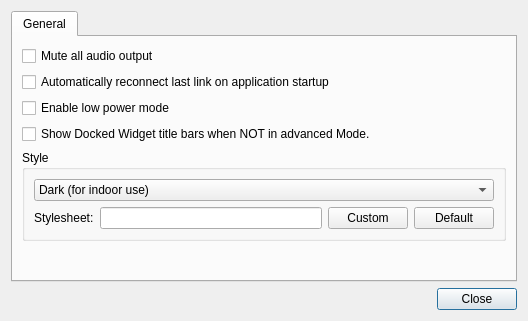
Old version of the form src/ui/QGCSettingsWidget.ui in the repository mavlink/qgroundcontrol.
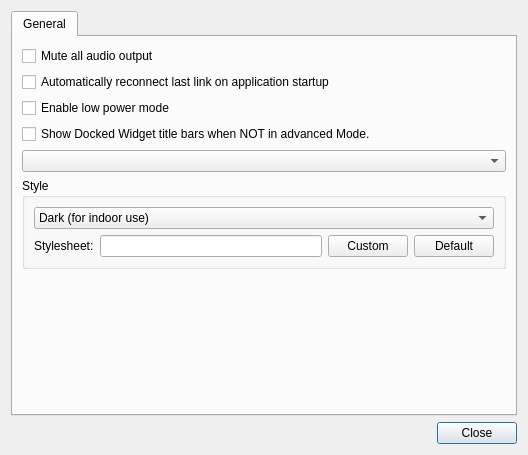
New version of the form. Icons and pictures are not drawn.

What changed in the file:
```diff
--- a/src/ui/QGCSettingsWidget.ui
+++ b/src/ui/QGCSettingsWidget.ui
@@ -7,7 +7,7 @@
     <x>0</x>
     <y>0</y>
     <width>528</width>
-    <height>321</height>
+    <height>455</height>
    </rect>
   </property>
   <property name="sizePolicy">
@@ -72,6 +72,9 @@
          </property>
         </widget>
        </item>
+       <item>
+        <widget class="QComboBox" name="customModeComboBox"/>
+       </item>
        <item>
         <widget class="QGroupBox" name="groupBox">
          <property name="title">
```
